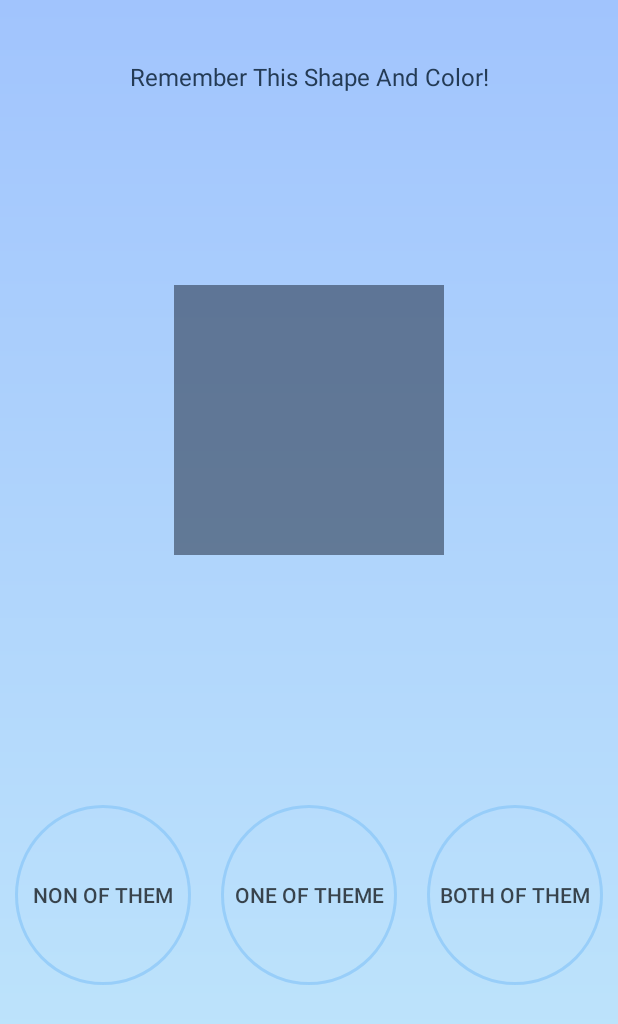
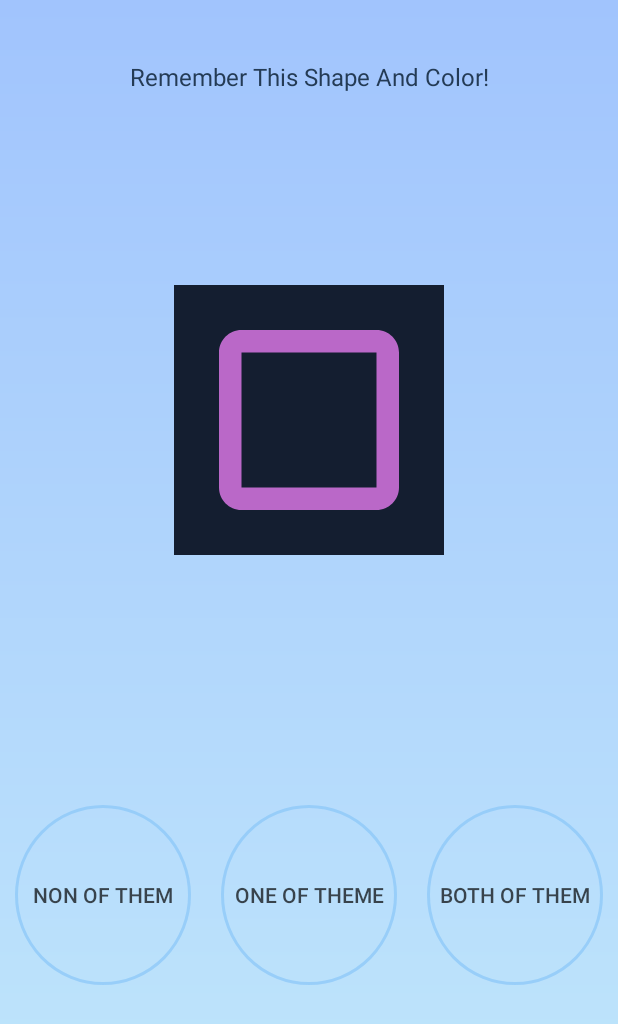
Before and after one commit to mabahmani/SWG, an Android app: the fragment SpeedMatchStartGameFragment placed in its activity, on a phone screen of 412 x 824 dp. Shown: the top 1024 px of the screen. Run offline under Robolectric (Android 15) with nearby library versions, the phone set to English and light mode, and no system bars.

Commit message:
Add Shapes Assets

```diff
--- a/app/src/main/java/com/mab/swg/SpeedMatchStartGameFragment.java
+++ b/app/src/main/java/com/mab/swg/SpeedMatchStartGameFragment.java
@@ -1,13 +1,39 @@
 package com.mab.swg;
 
+import android.animation.Animator;
+import android.animation.AnimatorListenerAdapter;
+import android.animation.ObjectAnimator;
 import android.app.Fragment;
+import android.content.res.Resources;
 import android.os.Bundle;
 import android.support.annotation.Nullable;
+import android.util.Log;
 import android.view.LayoutInflater;
 import android.view.View;
 import android.view.ViewGroup;
+import android.widget.Button;
+import android.widget.ImageView;
+
+import java.util.Random;
 
 public class SpeedMatchStartGameFragment extends Fragment {
+    private ImageView shapes;
+    private Button nonOfThem;
+    private Button oneOfThem;
+    private Button bothOfTheme;
+
+    private int shapesId [] = {R.drawable.c1,R.drawable.c2,R.drawable.c3,R.drawable.c4,R.drawable.c5,R.drawable.c6,
+                               R.drawable.s1,R.drawable.s2,R.drawable.s3,R.drawable.s4,R.drawable.s5,R.drawable.s6,
+                               R.drawable.t1,R.drawable.t2,R.drawable.t3,R.drawable.t4,R.drawable.t5,R.drawable.t6 };
+
+    private int shapeColorId [] = { 1,2,3,4,5,6,
+                                    1,2,3,4,5,6,
+                                    1,2,3,4,5,6};
+
+    private int shapeSymbolId [] = {1,1,1,1,1,1,
+                                    2,2,2,2,2,2,
+                                    3,3,3,3,3,3};
+
     @Nullable
     @Override
     public View onCreateView(LayoutInflater inflater, @Nullable ViewGroup container, Bundle savedInstanceState) {
@@ -17,5 +43,61 @@ public class SpeedMatchStartGameFragment extends Fragment {
     @Override
     public void onViewCreated(View view, @Nullable Bundle savedInstanceState) {
         super.onViewCreated(view, savedInstanceState);
+        findViews(view);
+        onClicks();
+        Random random = new Random();
+        int x= random.nextInt() % 18;
+        if(x < 0){
+            x*=-1;
+        }
+        shapes.setImageResource(shapesId[x]);
+    }
+
+    private void onClicks(){
+
+        nonOfThem.setOnClickListener(new View.OnClickListener() {
+            @Override
+            public void onClick(View view) {
+                shapesAnimations();
+            }
+        });
+
+    }
+
+    private void shapesAnimations(){
+        ObjectAnimator centerToLeftTranslation = new ObjectAnimator().ofFloat(
+            shapes,
+            "TranslationX",
+            0f,-Resources.getSystem().getDisplayMetrics().widthPixels
+    );
+        centerToLeftTranslation.setDuration(500);
+        centerToLeftTranslation.addListener(new AnimatorListenerAdapter() {
+            @Override
+            public void onAnimationEnd(Animator animation) {
+                super.onAnimationEnd(animation);
+                Random random = new Random();
+                int x= random.nextInt() % 18;
+                if(x < 0){
+                    x*=-1;
+                }
+                Log.d("Tag",x+"");
+                shapes.setImageResource(shapesId[x]);
+            }
+        });
+        centerToLeftTranslation.start();
+
+        ObjectAnimator rightToCenterTranslation = new ObjectAnimator().ofFloat(
+                shapes,
+                "TranslationX",
+                Resources.getSystem().getDisplayMetrics().widthPixels,0f
+        );
+        rightToCenterTranslation.setStartDelay(500);
+        rightToCenterTranslation.setDuration(500);
+        rightToCenterTranslation.start();
+    }
+
+    private void findViews(View view){
+        shapes = view.findViewById(R.id.sp_shapes_icon);
+        nonOfThem = view.findViewById(R.id.btn_non_of_theme);
     }
 }
--- /dev/null
+++ b/app/src/main/res/drawable/c1.xml
@@ -0,0 +1,5 @@
+<vector android:height="100dp" android:tint="#f44336"
+    android:viewportHeight="24.0" android:viewportWidth="24.0"
+    android:width="100dp" xmlns:android="http://schemas.android.com/apk/res/android">
+    <path android:fillColor="#FF000000" android:pathData="M12,2C6.48,2 2,6.48 2,12s4.48,10 10,10 10,-4.48 10,-10S17.52,2 12,2z"/>
+</vector>
--- /dev/null
+++ b/app/src/main/res/drawable/c2.xml
@@ -0,0 +1,5 @@
+<vector android:height="100dp" android:tint="#BA68C8"
+    android:viewportHeight="24.0" android:viewportWidth="24.0"
+    android:width="100dp" xmlns:android="http://schemas.android.com/apk/res/android">
+    <path android:fillColor="#FF000000" android:pathData="M12,2C6.48,2 2,6.48 2,12s4.48,10 10,10 10,-4.48 10,-10S17.52,2 12,2z"/>
+</vector>
--- /dev/null
+++ b/app/src/main/res/drawable/c3.xml
@@ -0,0 +1,5 @@
+<vector android:height="100dp" android:tint="#64B5F6"
+    android:viewportHeight="24.0" android:viewportWidth="24.0"
+    android:width="100dp" xmlns:android="http://schemas.android.com/apk/res/android">
+    <path android:fillColor="#FF000000" android:pathData="M12,2C6.48,2 2,6.48 2,12s4.48,10 10,10 10,-4.48 10,-10S17.52,2 12,2z"/>
+</vector>
--- /dev/null
+++ b/app/src/main/res/drawable/c4.xml
@@ -0,0 +1,5 @@
+<vector android:height="100dp" android:tint="#81C784"
+    android:viewportHeight="24.0" android:viewportWidth="24.0"
+    android:width="100dp" xmlns:android="http://schemas.android.com/apk/res/android">
+    <path android:fillColor="#FF000000" android:pathData="M12,2C6.48,2 2,6.48 2,12s4.48,10 10,10 10,-4.48 10,-10S17.52,2 12,2z"/>
+</vector>
--- /dev/null
+++ b/app/src/main/res/drawable/c5.xml
@@ -0,0 +1,5 @@
+<vector android:height="100dp" android:tint="#FFF176"
+    android:viewportHeight="24.0" android:viewportWidth="24.0"
+    android:width="100dp" xmlns:android="http://schemas.android.com/apk/res/android">
+    <path android:fillColor="#FF000000" android:pathData="M12,2C6.48,2 2,6.48 2,12s4.48,10 10,10 10,-4.48 10,-10S17.52,2 12,2z"/>
+</vector>
--- /dev/null
+++ b/app/src/main/res/drawable/c6.xml
@@ -0,0 +1,5 @@
+<vector android:height="100dp" android:tint="#795548"
+    android:viewportHeight="24.0" android:viewportWidth="24.0"
+    android:width="100dp" xmlns:android="http://schemas.android.com/apk/res/android">
+    <path android:fillColor="#FF000000" android:pathData="M12,2C6.48,2 2,6.48 2,12s4.48,10 10,10 10,-4.48 10,-10S17.52,2 12,2z"/>
+</vector>
--- /dev/null
+++ b/app/src/main/res/drawable/s1.xml
@@ -0,0 +1,5 @@
+<vector android:height="100dp" android:tint="#F44336"
+    android:viewportHeight="24.0" android:viewportWidth="24.0"
+    android:width="100dp" xmlns:android="http://schemas.android.com/apk/res/android">
+    <path android:fillColor="#FF000000" android:pathData="M18,4L6,4c-1.1,0 -2,0.9 -2,2v12c0,1.1 0.9,2 2,2h12c1.1,0 2,-0.9 2,-2L20,6c0,-1.1 -0.9,-2 -2,-2zM18,18L6,18L6,6h12v12z"/>
+</vector>
--- /dev/null
+++ b/app/src/main/res/drawable/s2.xml
@@ -0,0 +1,5 @@
+<vector android:height="100dp" android:tint="#BA68C8"
+    android:viewportHeight="24.0" android:viewportWidth="24.0"
+    android:width="100dp" xmlns:android="http://schemas.android.com/apk/res/android">
+    <path android:fillColor="#FF000000" android:pathData="M18,4L6,4c-1.1,0 -2,0.9 -2,2v12c0,1.1 0.9,2 2,2h12c1.1,0 2,-0.9 2,-2L20,6c0,-1.1 -0.9,-2 -2,-2zM18,18L6,18L6,6h12v12z"/>
+</vector>
--- /dev/null
+++ b/app/src/main/res/drawable/s3.xml
@@ -0,0 +1,5 @@
+<vector android:height="100dp" android:tint="#64B5F6"
+    android:viewportHeight="24.0" android:viewportWidth="24.0"
+    android:width="100dp" xmlns:android="http://schemas.android.com/apk/res/android">
+    <path android:fillColor="#FF000000" android:pathData="M18,4L6,4c-1.1,0 -2,0.9 -2,2v12c0,1.1 0.9,2 2,2h12c1.1,0 2,-0.9 2,-2L20,6c0,-1.1 -0.9,-2 -2,-2zM18,18L6,18L6,6h12v12z"/>
+</vector>
--- /dev/null
+++ b/app/src/main/res/drawable/s4.xml
@@ -0,0 +1,5 @@
+<vector android:height="100dp" android:tint="#81C784"
+    android:viewportHeight="24.0" android:viewportWidth="24.0"
+    android:width="100dp" xmlns:android="http://schemas.android.com/apk/res/android">
+    <path android:fillColor="#FF000000" android:pathData="M18,4L6,4c-1.1,0 -2,0.9 -2,2v12c0,1.1 0.9,2 2,2h12c1.1,0 2,-0.9 2,-2L20,6c0,-1.1 -0.9,-2 -2,-2zM18,18L6,18L6,6h12v12z"/>
+</vector>
--- /dev/null
+++ b/app/src/main/res/drawable/s5.xml
@@ -0,0 +1,5 @@
+<vector android:height="100dp" android:tint="#FFF176"
+    android:viewportHeight="24.0" android:viewportWidth="24.0"
+    android:width="100dp" xmlns:android="http://schemas.android.com/apk/res/android">
+    <path android:fillColor="#FF000000" android:pathData="M18,4L6,4c-1.1,0 -2,0.9 -2,2v12c0,1.1 0.9,2 2,2h12c1.1,0 2,-0.9 2,-2L20,6c0,-1.1 -0.9,-2 -2,-2zM18,18L6,18L6,6h12v12z"/>
+</vector>
--- /dev/null
+++ b/app/src/main/res/drawable/s6.xml
@@ -0,0 +1,5 @@
+<vector android:height="100dp" android:tint="#795548"
+    android:viewportHeight="24.0" android:viewportWidth="24.0"
+    android:width="100dp" xmlns:android="http://schemas.android.com/apk/res/android">
+    <path android:fillColor="#FF000000" android:pathData="M18,4L6,4c-1.1,0 -2,0.9 -2,2v12c0,1.1 0.9,2 2,2h12c1.1,0 2,-0.9 2,-2L20,6c0,-1.1 -0.9,-2 -2,-2zM18,18L6,18L6,6h12v12z"/>
+</vector>
--- /dev/null
+++ b/app/src/main/res/drawable/t1.xml
@@ -0,0 +1,5 @@
+<vector android:height="100dp" android:tint="#F44336"
+    android:viewportHeight="24.0" android:viewportWidth="24.0"
+    android:width="100dp" xmlns:android="http://schemas.android.com/apk/res/android">
+    <path android:fillColor="#FF000000" android:pathData="M12,7.77L18.39,18H5.61L12,7.77M12,4L2,20h20L12,4z"/>
+</vector>
--- /dev/null
+++ b/app/src/main/res/drawable/t2.xml
@@ -0,0 +1,5 @@
+<vector android:height="100dp" android:tint="#BA68C8"
+    android:viewportHeight="24.0" android:viewportWidth="24.0"
+    android:width="100dp" xmlns:android="http://schemas.android.com/apk/res/android">
+    <path android:fillColor="#FF000000" android:pathData="M12,7.77L18.39,18H5.61L12,7.77M12,4L2,20h20L12,4z"/>
+</vector>
--- /dev/null
+++ b/app/src/main/res/drawable/t3.xml
@@ -0,0 +1,5 @@
+<vector android:height="100dp" android:tint="#64B5F6"
+    android:viewportHeight="24.0" android:viewportWidth="24.0"
+    android:width="100dp" xmlns:android="http://schemas.android.com/apk/res/android">
+    <path android:fillColor="#FF000000" android:pathData="M12,7.77L18.39,18H5.61L12,7.77M12,4L2,20h20L12,4z"/>
+</vector>
--- /dev/null
+++ b/app/src/main/res/drawable/t4.xml
@@ -0,0 +1,5 @@
+<vector android:height="100dp" android:tint="#81C784"
+    android:viewportHeight="24.0" android:viewportWidth="24.0"
+    android:width="100dp" xmlns:android="http://schemas.android.com/apk/res/android">
+    <path android:fillColor="#FF000000" android:pathData="M12,7.77L18.39,18H5.61L12,7.77M12,4L2,20h20L12,4z"/>
+</vector>
--- /dev/null
+++ b/app/src/main/res/drawable/t5.xml
@@ -0,0 +1,5 @@
+<vector android:height="100dp" android:tint="#FFF176"
+    android:viewportHeight="24.0" android:viewportWidth="24.0"
+    android:width="100dp" xmlns:android="http://schemas.android.com/apk/res/android">
+    <path android:fillColor="#FF000000" android:pathData="M12,7.77L18.39,18H5.61L12,7.77M12,4L2,20h20L12,4z"/>
+</vector>
--- /dev/null
+++ b/app/src/main/res/drawable/t6.xml
@@ -0,0 +1,5 @@
+<vector android:height="100dp" android:tint="#795548"
+    android:viewportHeight="24.0" android:viewportWidth="24.0"
+    android:width="100dp" xmlns:android="http://schemas.android.com/apk/res/android">
+    <path android:fillColor="#FF000000" android:pathData="M12,7.77L18.39,18H5.61L12,7.77M12,4L2,20h20L12,4z"/>
+</vector>
--- a/app/src/main/res/layout/fragment_speed_match_start_game.xml
+++ b/app/src/main/res/layout/fragment_speed_match_start_game.xml
@@ -29,7 +29,6 @@
 
     <ImageView
         android:id="@+id/sp_shapes_icon"
-        android:alpha="0.5"
         android:background="@color/colorRoyalDark"
         android:layout_width="180dp"
         app:layout_constraintLeft_toLeftOf="parent"
@@ -50,6 +49,7 @@
         android:layout_height="0dp">
 
         <Button
+            android:id="@+id/btn_non_of_theme"
             android:layout_width="0dp"
             android:layout_weight="1"
             android:layout_gravity="center"
```
